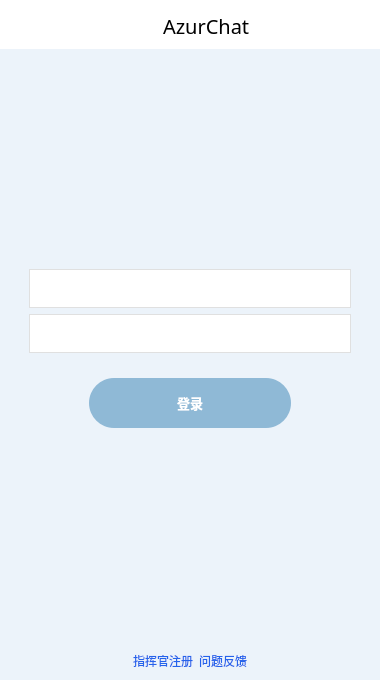
Before: the Qt Designer form login.ui in kazarayouhei3/Azurchat, drawn with Qt 5.
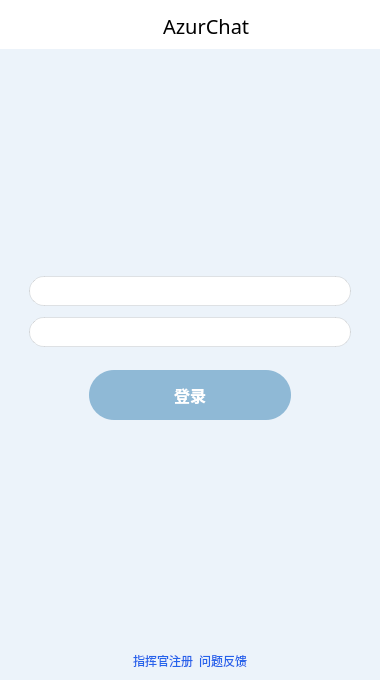
After: the same form once the commit is applied. Icons and pictures are not drawn.

What changed in the file:
```diff
--- a/login.ui
+++ b/login.ui
@@ -29,6 +29,9 @@
    <property name="bottomMargin">
     <number>0</number>
    </property>
+   <property name="spacing">
+    <number>0</number>
+   </property>
    <item row="0" column="0">
     <widget class="QWidget" name="widget" native="true">
      <property name="sizePolicy">
@@ -181,7 +184,7 @@
           <number>0</number>
          </property>
          <property name="topMargin">
-          <number>12</number>
+          <number>0</number>
          </property>
          <property name="rightMargin">
           <number>0</number>
@@ -189,8 +192,8 @@
          <property name="bottomMargin">
           <number>0</number>
          </property>
-         <property name="horizontalSpacing">
-          <number>12</number>
+         <property name="spacing">
+          <number>0</number>
          </property>
          <item row="2" column="0">
           <widget class="QWidget" name="widget_4" native="true">
@@ -209,7 +212,7 @@
               <property name="sizePolicy">
                <sizepolicy hsizetype="Fixed" vsizetype="Fixed">
                 <horstretch>1</horstretch>
-                <verstretch>5</verstretch>
+                <verstretch>3</verstretch>
                </sizepolicy>
               </property>
               <property name="maximumSize">
@@ -220,26 +223,27 @@
               </property>
               <property name="font">
                <font>
-                <pointsize>10</pointsize>
+                <pointsize>-1</pointsize>
                 <bold>true</bold>
                </font>
               </property>
               <property name="styleSheet">
-               <string notr="true">QPushButton#loginButton {
+               <string notr="true">QPushButton {
     background-color: #8FB9D6;
     color: white;
     border-radius: 25px;
-    border: none;
-}
+    padding: 5px;
 
-QPushButton#loginButton:hover {
-    background-color: #3B82F6;
+    font-size: 16px;
 }
 
 QPushButton#loginButton:pressed {
     background-color: #1D4ED8;
 }
-</string>
+
+QPushButton:pressed {
+    background-color: #5A82B0;
+}</string>
               </property>
               <property name="text">
                <string>登录</string>
@@ -356,14 +360,22 @@
               </property>
               <property name="font">
                <font>
-                <pointsize>10</pointsize>
+                <pointsize>-1</pointsize>
                </font>
               </property>
               <property name="styleSheet">
-               <string notr="true">    background-color: white;
-    border-radius: 20px;
-    padding: 10px;
-border: 1px solid #E0E0E0;</string>
+               <string notr="true">QLineEdit {
+    background-color: #FFFFFF;   /* ⭐改白色 */
+    border: 1px solid rgba(0,0,0,0.1);
+    border-radius: 15px;
+
+    padding: 5px 5px;
+    font-size: 14px;
+}
+
+QLineEdit:focus {
+    border: 1px solid #7FA8D6;
+}</string>
               </property>
               <property name="text">
                <string/>
@@ -386,14 +398,22 @@
               </property>
               <property name="font">
                <font>
-                <pointsize>10</pointsize>
+                <pointsize>-1</pointsize>
                </font>
               </property>
               <property name="styleSheet">
-               <string notr="true">    background-color: white;
-    border-radius: 20px;
-   padding: 10px;
-border: 1px solid #E0E0E0;</string>
+               <string notr="true">QLineEdit {
+    background-color: #FFFFFF;   /* ⭐改白色 */
+    border: 1px solid rgba(0,0,0,0.1);
+    border-radius: 15px;
+
+    padding: 5px 5px;
+    font-size: 14px;
+}
+
+QLineEdit:focus {
+    border: 1px solid #7FA8D6;
+}</string>
               </property>
               <property name="alignment">
                <set>Qt::AlignmentFlag::AlignCenter</set>
```
Left out of the diff: 4 changed lines with no effect on the pictures.
